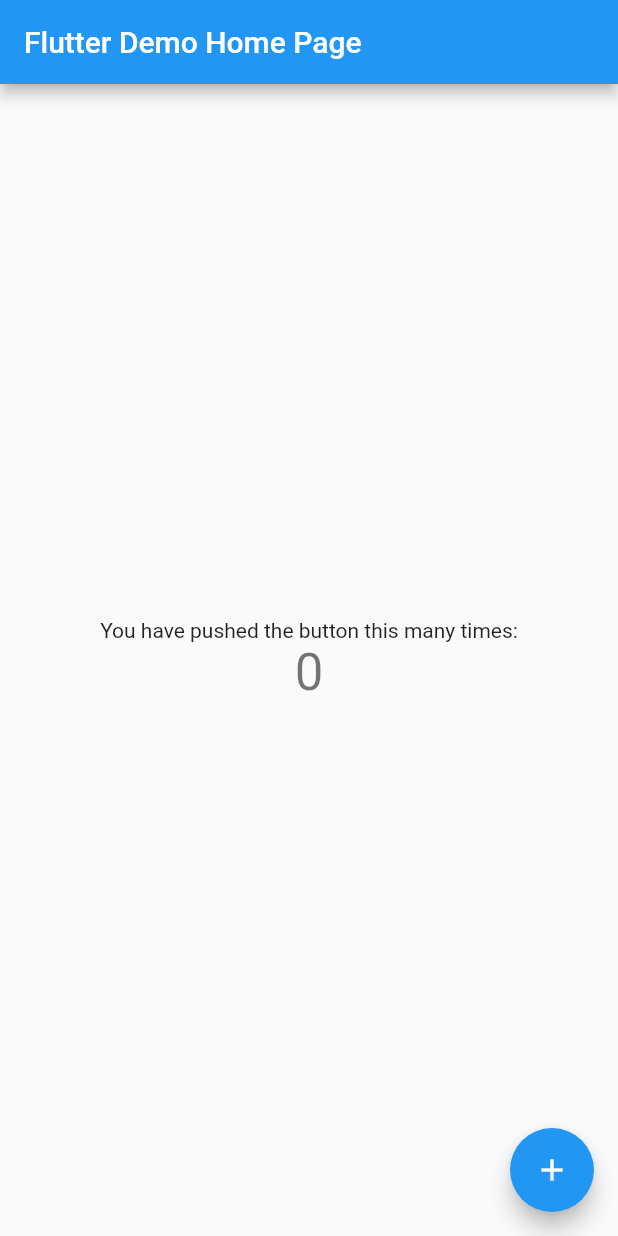
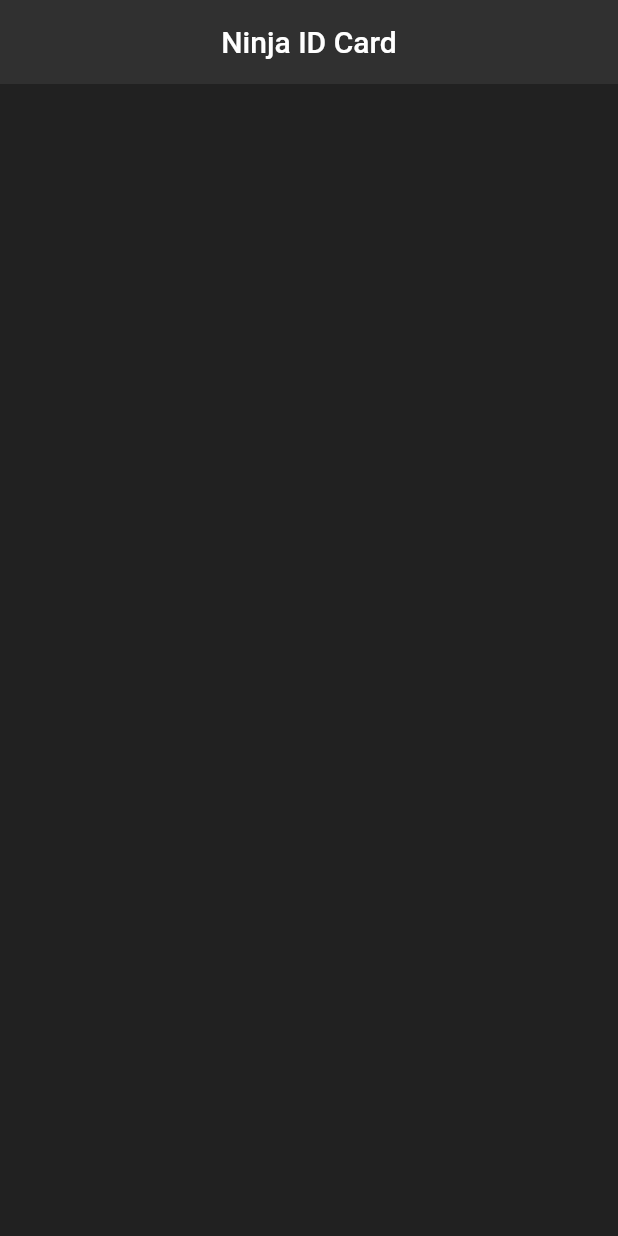
Before and after one commit to Vikram1997-hue/NinjaID, a Flutter app: the screen it shows after launch, on a phone screen of 412 x 824 dp. Run offline on Flutter 3.47's test engine with Material 2 defaults, Android fonts, the phone set to English and light mode, and no system bars.

Commit message:
UI structure done

```diff
--- a/lib/main.dart
+++ b/lib/main.dart
@@ -1,113 +1,22 @@
 import 'package:flutter/material.dart';
 
-void main() {
-  runApp(MyApp());
-}
+void main() => runApp(MaterialApp(
+  home: NinjaID(),
+));
 
-class MyApp extends StatelessWidget {
-  // This widget is the root of your application.
+class NinjaID extends StatelessWidget {
+  //const NinjaID({Key? key}) : super(key: key);
+
   @override
   Widget build(BuildContext context) {
-    return MaterialApp(
-      title: 'Flutter Demo',
-      theme: ThemeData(
-        // This is the theme of your application.
-        //
-        // Try running your application with "flutter run". You'll see the
-        // application has a blue toolbar. Then, without quitting the app, try
-        // changing the primarySwatch below to Colors.green and then invoke
-        // "hot reload" (press "r" in the console where you ran "flutter run",
-        // or simply save your changes to "hot reload" in a Flutter IDE).
-        // Notice that the counter didn't reset back to zero; the application
-        // is not restarted.
-        primarySwatch: Colors.blue,
+    return Scaffold(
+      backgroundColor: Colors.grey[900],
+      appBar: AppBar(
+        title: Text("Ninja ID Card"),
+        backgroundColor: Colors.grey[850],
+        centerTitle: true,
+        elevation: 0.0,
       ),
-      home: MyHomePage(title: 'Flutter Demo Home Page'),
     );
   }
 }
-
-class MyHomePage extends StatefulWidget {
-  MyHomePage({Key key, this.title}) : super(key: key);
-
-  // This widget is the home page of your application. It is stateful, meaning
-  // that it has a State object (defined below) that contains fields that affect
-  // how it looks.
-
-  // This class is the configuration for the state. It holds the values (in this
-  // case the title) provided by the parent (in this case the App widget) and
-  // used by the build method of the State. Fields in a Widget subclass are
-  // always marked "final".
-
-  final String title;
-
-  @override
-  _MyHomePageState createState() => _MyHomePageState();
-}
-
-class _MyHomePageState extends State<MyHomePage> {
-  int _counter = 0;
-
-  void _incrementCounter() {
-    setState(() {
-      // This call to setState tells the Flutter framework that something has
-      // changed in this State, which causes it to rerun the build method below
-      // so that the display can reflect the updated values. If we changed
-      // _counter without calling setState(), then the build method would not be
-      // called again, and so nothing would appear to happen.
-      _counter++;
-    });
-  }
-
-  @override
-  Widget build(BuildContext context) {
-    // This method is rerun every time setState is called, for instance as done
-    // by the _incrementCounter method above.
-    //
-    // The Flutter framework has been optimized to make rerunning build methods
-    // fast, so that you can just rebuild anything that needs updating rather
-    // than having to individually change instances of widgets.
-    return Scaffold(
-      appBar: AppBar(
-        // Here we take the value from the MyHomePage object that was created by
-        // the App.build method, and use it to set our appbar title.
-        title: Text(widget.title),
-      ),
-      body: Center(
-        // Center is a layout widget. It takes a single child and positions it
-        // in the middle of the parent.
-        child: Column(
-          // Column is also a layout widget. It takes a list of children and
-          // arranges them vertically. By default, it sizes itself to fit its
-          // children horizontally, and tries to be as tall as its parent.
-          //
-          // Invoke "debug painting" (press "p" in the console, choose the
-          // "Toggle Debug Paint" action from the Flutter Inspector in Android
-          // Studio, or the "Toggle Debug Paint" command in Visual Studio Code)
-          // to see the wireframe for each widget.
-          //
-          // Column has various properties to control how it sizes itself and
-          // how it positions its children. Here we use mainAxisAlignment to
-          // center the children vertically; the main axis here is the vertical
-          // axis because Columns are vertical (the cross axis would be
-          // horizontal).
-          mainAxisAlignment: MainAxisAlignment.center,
-          children: <Widget>[
-            Text(
-              'You have pushed the button this many times:',
-            ),
-            Text(
-              '$_counter',
-              style: Theme.of(context).textTheme.headline4,
-            ),
-          ],
-        ),
-      ),
-      floatingActionButton: FloatingActionButton(
-        onPressed: _incrementCounter,
-        tooltip: 'Increment',
-        child: Icon(Icons.add),
-      ), // This trailing comma makes auto-formatting nicer for build methods.
-    );
-  }
-}
```
